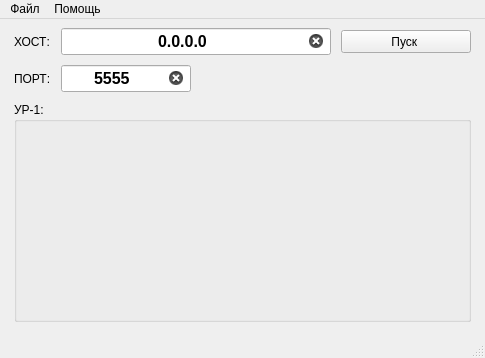
Before: the Qt Designer form mainwindow.ui in verbkinm/esp8266-server, drawn with Qt 5.
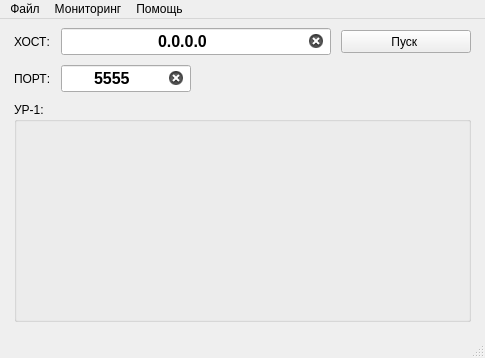
After: the same form once the commit is applied. Icons and pictures are not drawn.

```diff
--- a/mainwindow.ui
+++ b/mainwindow.ui
@@ -173,7 +173,14 @@
     </property>
     <addaction name="ErrorList"/>
    </widget>
+   <widget class="QMenu" name="monitoring">
+    <property name="title">
+     <string>Мониторинг</string>
+    </property>
+    <addaction name="log"/>
+   </widget>
    <addaction name="menuFile"/>
+   <addaction name="monitoring"/>
    <addaction name="menuHelp"/>
   </widget>
   <widget class="QStatusBar" name="statusbar"/>
```
Left out of the diff: 5 changed lines with no effect on the pictures.
